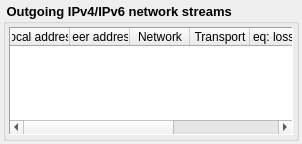
Qt form Homer/forms/Widgets/OverviewNetworkStreamsWidget.ui (Homer-Conferencing/Homer-Conferencing) before a commit.
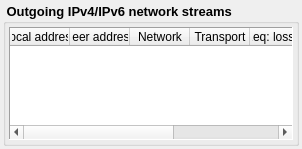
The same form after that commit.

Patch:
```diff
--- a/Homer/forms/Widgets/OverviewNetworkStreamsWidget.ui
+++ b/Homer/forms/Widgets/OverviewNetworkStreamsWidget.ui
@@ -7,7 +7,7 @@
     <x>0</x>
     <y>0</y>
     <width>302</width>
-    <height>144</height>
+    <height>149</height>
    </rect>
   </property>
   <property name="sizePolicy">
@@ -19,7 +19,7 @@
   <property name="font">
    <font>
     <family>Arial</family>
-    <pointsize>11</pointsize>
+    <pointsize>10</pointsize>
    </font>
   </property>
   <property name="styleSheet">
```
Left out of the diff: 22 changed lines with no effect on the pictures.
